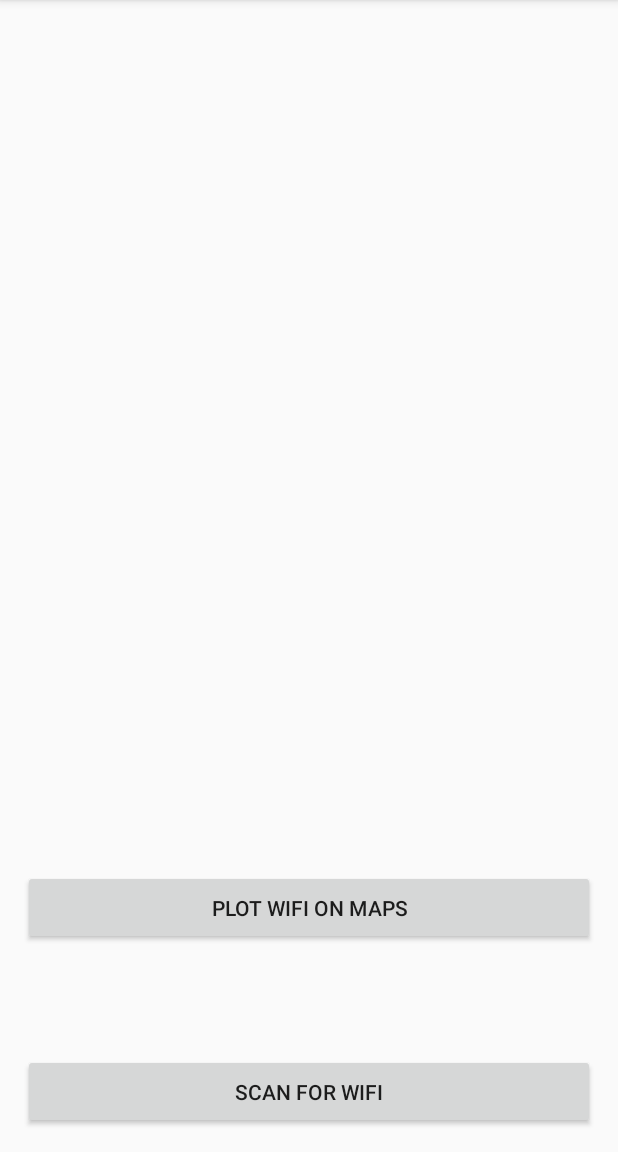
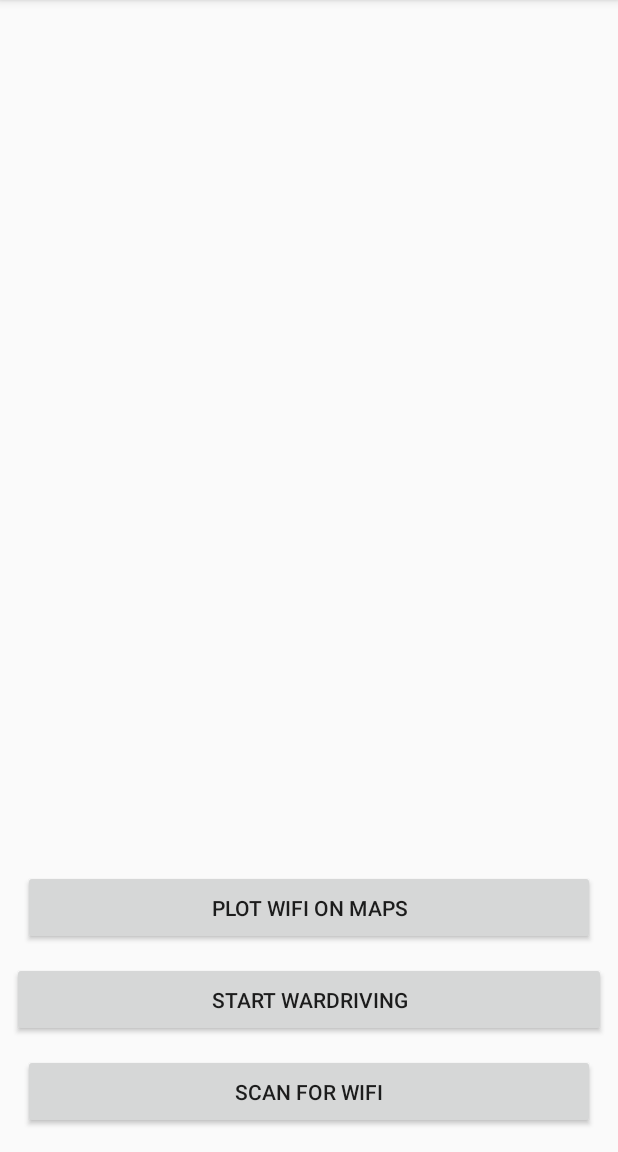
Before and after one commit to jjlee-22/WifiScanner, an Android app: the screen it shows after launch (MainActivity), on a phone screen of 412 x 824 dp, the part 84-1236 px from its top. Run offline under Robolectric (Android 15) with nearby library versions, the phone set to English and light mode, and no system bars.

```diff
--- a/app/src/main/AndroidManifest.xml
+++ b/app/src/main/AndroidManifest.xml
@@ -1,7 +1,6 @@
 <?xml version="1.0" encoding="utf-8"?>
 <manifest xmlns:android="http://schemas.android.com/apk/res/android"
     package="com.example.wifiscanner">
-
     <!--
          The ACCESS_COARSE/FINE_LOCATION permissions are not required to use
          Google Maps Android API v2, but you must specify either coarse or fine
@@ -11,6 +10,7 @@
     <uses-permission android:name="android.permission.ACCESS_COARSE_LOCATION" />
     <uses-permission android:name="android.permission.ACCESS_WIFI_STATE" />
     <uses-permission android:name="android.permission.CHANGE_WIFI_STATE" />
+
     <uses-feature android:name="android.hardware.location.gps" />
 
     <application
@@ -20,7 +20,7 @@
         android:roundIcon="@mipmap/ic_launcher_round"
         android:supportsRtl="true"
         android:theme="@style/AppTheme">
-
+        <activity android:name=".WarDriveActivity"></activity>
         <!--
              The API key for Google Maps-based APIs is defined as a string resource.
              (See the file "res/values/google_maps_api.xml").
@@ -35,7 +35,7 @@
 
         <activity
             android:name=".MapsActivity"
-            android:label="@string/title_activity_maps"></activity>
+            android:label="@string/title_activity_maps" />
         <activity android:name=".MainActivity">
             <intent-filter>
                 <action android:name="android.intent.action.MAIN" />
--- a/app/src/main/java/com/example/wifiscanner/MainActivity.java
+++ b/app/src/main/java/com/example/wifiscanner/MainActivity.java
@@ -25,6 +25,7 @@ public class MainActivity extends AppCompatActivity implements Serializable {
     private ListView listView; // Create a new ListView object called listView
     private Button buttonScan; // Creates a new Button object called buttonScan
     private Button buttonPlot; // Creates a new Button object called buttonPlot
+    private Button buttonWar;
     private int size = 0;
     private List<ScanResult> results; // Creates a new List object(ScanResult type) called results
     private ArrayList<String> arrayList = new ArrayList<>(); // Creates an ArrayList object(String type) called arrayList
@@ -57,6 +58,14 @@ public class MainActivity extends AppCompatActivity implements Serializable {
             public void onClick(View view) {
                 launchMapsActivity();
             }
+        });
+
+        buttonWar = findViewById(R.id.warBtn);
+        buttonWar.setOnClickListener(new View.OnClickListener() {
+           @Override
+           public void onClick(View view) {
+               launchWarActivity();
+           }
         });
 
         listView = findViewById(R.id.wifiList); // Sets listView to be bound to the UI wifiList element specified on the XML file
@@ -107,6 +116,11 @@ public class MainActivity extends AppCompatActivity implements Serializable {
         startActivity(intent); // The method startActivity() is from the imported Activity class (android.support.v7.app.AppCompatActivity, more specifically)
     }
 
+    private void launchWarActivity() {
+        Intent intent = new Intent(this, WarDriveActivity.class);
+        startActivity(intent);
+    }
+
     // Creates new BroadcastReceiver object called wifiReceiver
     // Not sure what it does but I think it broadcasts messages (also known as intents) to other applications
     // Triggers once it receives a broadcast message, hence the name "Broadcast Receiver"
--- a/app/src/main/java/com/example/wifiscanner/MapsActivity.java
+++ b/app/src/main/java/com/example/wifiscanner/MapsActivity.java
@@ -58,7 +58,7 @@ public class MapsActivity extends FragmentActivity implements OnMapReadyCallback
             if (m.find()) {
                 LatLng coordinates = new LatLng(Double.parseDouble(m.group(3)), Double.parseDouble(m.group(4)));
                 mMap.addMarker(new MarkerOptions().position(coordinates).title(m.group(2)).draggable(true));
-                mMap.moveCamera(CameraUpdateFactory.newLatLng(coordinates));
+                mMap.animateCamera(CameraUpdateFactory.newLatLngZoom(coordinates, 16.0f));
             }
         }
 
--- a/app/src/main/res/layout/activity_main.xml
+++ b/app/src/main/res/layout/activity_main.xml
@@ -41,4 +41,21 @@
         app:layout_constraintTop_toBottomOf="@+id/wifiList"
         tools:layout_editor_absoluteX="29dp" />
 
+    <Button
+        android:id="@+id/warBtn"
+        android:layout_width="match_parent"
+        android:layout_height="50dp"
+        android:layout_gravity="bottom"
+        android:layout_marginStart="8dp"
+        android:layout_marginLeft="8dp"
+        android:layout_marginTop="7dp"
+        android:layout_marginEnd="8dp"
+        android:layout_marginRight="8dp"
+        android:layout_marginBottom="7dp"
+        android:text="Start WarDriving"
+        app:layout_constraintBottom_toTopOf="@+id/scanBtn"
+        app:layout_constraintEnd_toEndOf="parent"
+        app:layout_constraintStart_toStartOf="parent"
+        app:layout_constraintTop_toBottomOf="@+id/plotBtn" />
+
 </android.support.constraint.ConstraintLayout>
```
Also changed, not shown: app/src/main/java/com/example/wifiscanner/WarDriveActivity.java (added, +114 -0 lines), app/src/main/res/layout/activity_war_drive.xml (added, +41 -0 lines).
